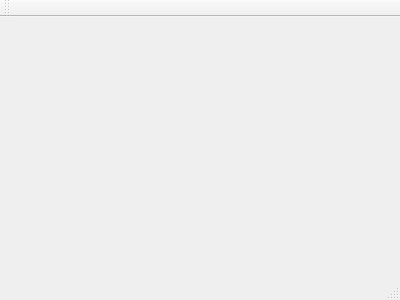
Above: mainwindow.ui from zivke/nabavke before the change. Below: the same form after it.
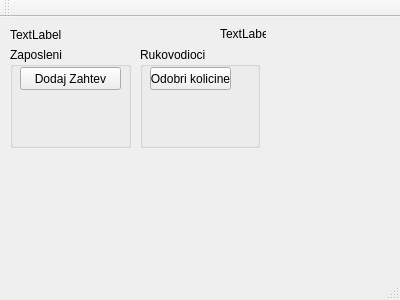
That is the form after the change.

```diff
--- a/mainwindow.ui
+++ b/mainwindow.ui
@@ -12,13 +12,107 @@
   <property name="windowTitle" >
    <string>MainWindow</string>
   </property>
-  <widget class="QMenuBar" name="menuBar" />
-  <widget class="QToolBar" name="mainToolBar" />
-  <widget class="QWidget" name="centralWidget" />
-  <widget class="QStatusBar" name="statusBar" />
+  <widget class="QWidget" name="centralWidget">
+   <widget class="QGroupBox" name="groupBox">
+    <property name="geometry">
+     <rect>
+      <x>10</x>
+      <y>30</y>
+      <width>121</width>
+      <height>101</height>
+     </rect>
+    </property>
+    <property name="title">
+     <string>Zaposleni</string>
+    </property>
+    <widget class="QPushButton" name="btnZahtevi">
+     <property name="geometry">
+      <rect>
+       <x>10</x>
+       <y>20</y>
+       <width>101</width>
+       <height>23</height>
+      </rect>
+     </property>
+     <property name="text">
+      <string>Dodaj Zahtev</string>
+     </property>
+    </widget>
+   </widget>
+   <widget class="QGroupBox" name="groupBox_2">
+    <property name="geometry">
+     <rect>
+      <x>140</x>
+      <y>30</y>
+      <width>120</width>
+      <height>101</height>
+     </rect>
+    </property>
+    <property name="title">
+     <string>Rukovodioci</string>
+    </property>
+    <widget class="QPushButton" name="btnOdobravanje">
+     <property name="geometry">
+      <rect>
+       <x>10</x>
+       <y>20</y>
+       <width>81</width>
+       <height>23</height>
+      </rect>
+     </property>
+     <property name="text">
+      <string>Odobri kolicine</string>
+     </property>
+    </widget>
+   </widget>
+   <widget class="QLabel" name="lbIme">
+    <property name="geometry">
+     <rect>
+      <x>10</x>
+      <y>10</y>
+      <width>141</width>
+      <height>16</height>
+     </rect>
+    </property>
+    <property name="text">
+     <string>TextLabel</string>
+    </property>
+   </widget>
+   <widget class="QLabel" name="lbId">
+    <property name="geometry">
+     <rect>
+      <x>220</x>
+      <y>10</y>
+      <width>46</width>
+      <height>13</height>
+     </rect>
+    </property>
+    <property name="text">
+     <string>TextLabel</string>
+    </property>
+   </widget>
+  </widget>
+  <widget class="QMenuBar" name="menuBar">
+   <property name="geometry">
+    <rect>
+     <x>0</x>
+     <y>0</y>
+     <width>400</width>
+     <height>21</height>
+    </rect>
+   </property>
+  </widget>
+  <widget class="QToolBar" name="mainToolBar">
+   <attribute name="toolBarArea">
+    <enum>TopToolBarArea</enum>
+   </attribute>
+   <attribute name="toolBarBreak">
+    <bool>false</bool>
+   </attribute>
+  </widget>
+  <widget class="QStatusBar" name="statusBar"/>
  </widget>
- <layoutDefault spacing="6" margin="11" />
- <pixmapfunction></pixmapfunction>
+ <layoutdefault spacing="6" margin="11"/>
  <resources/>
  <connections/>
 </ui>
```
Left out of the diff: 7 changed lines with no effect on the pictures.
